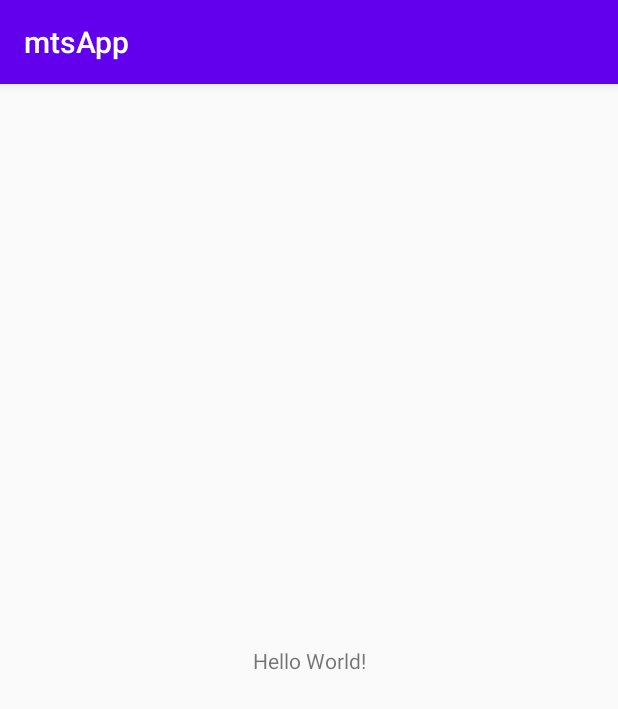
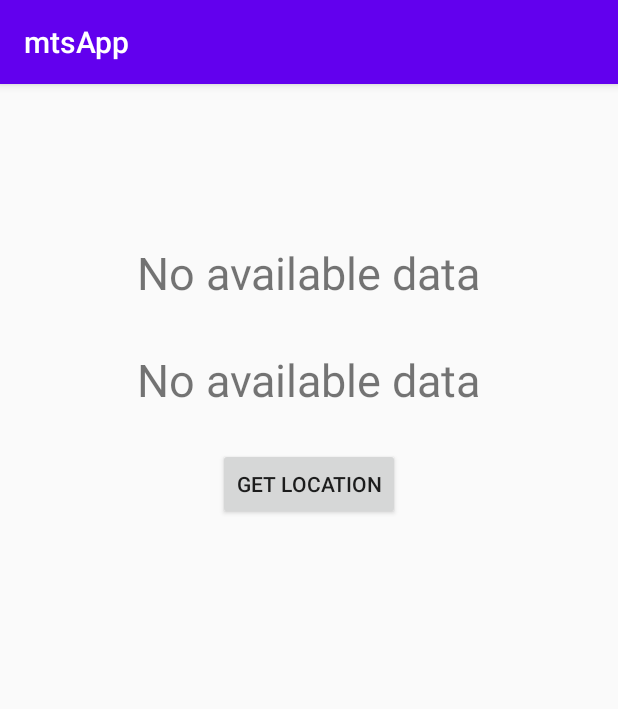
Before and after one commit to Nikola-Mircic/mtsApp, an Android app: the screen it shows after launch (MainActivity), on a phone screen of 412 x 824 dp. Shown: the top 709 px of the screen. Run offline under Robolectric (Android 15) with nearby library versions, the phone set to English and light mode, and no system bars.

Commit message:
Dodat LocationFinder
-Vraca objekat tipa Location

```diff
--- a/app/build.gradle
+++ b/app/build.gradle
@@ -28,5 +28,5 @@ dependencies {
     testImplementation 'junit:junit:4.12'
     androidTestImplementation 'androidx.test.ext:junit:1.1.1'
     androidTestImplementation 'androidx.test.espresso:espresso-core:3.2.0'
-
+    implementation 'com.google.android.gms:play-services-location:17.0.0'
 }
--- a/app/src/main/AndroidManifest.xml
+++ b/app/src/main/AndroidManifest.xml
@@ -1,6 +1,9 @@
 <?xml version="1.0" encoding="utf-8"?>
 <manifest xmlns:android="http://schemas.android.com/apk/res/android"
     package="com.app.mtsapp">
+
+    <uses-permission android:name="android.permission.ACCESS_FINE_LOCATION"/>
+    <uses-permission android:name="android.permission.ACCESS_COARSE_LOCATION"/>
 
     <application
         android:allowBackup="true"
--- a/app/src/main/java/com/app/mtsapp/MainActivity.java
+++ b/app/src/main/java/com/app/mtsapp/MainActivity.java
@@ -2,13 +2,49 @@ package com.app.mtsapp;
 
 import androidx.appcompat.app.AppCompatActivity;
 
+import android.location.Location;
 import android.os.Bundle;
+import android.view.View;
+import android.widget.Button;
+import android.widget.TextView;
+import android.widget.Toast;
 
-public class MainActivity extends AppCompatActivity {
+import com.app.mtsapp.location.LocationFinder;
+
+public class MainActivity extends AppCompatActivity{
+
+    private LocationFinder finder;
+
+    private TextView tvLatitude,tvLongitude;
+    private Button getLocation;
 
     @Override
     protected void onCreate(Bundle savedInstanceState) {
         super.onCreate(savedInstanceState);
         setContentView(R.layout.activity_main);
+
+        finder = new LocationFinder(this);
+        tvLatitude = (TextView) findViewById(R.id.tvLatitude);
+        tvLongitude = (TextView) findViewById(R.id.tvLongitude);
+        getLocation = (Button) findViewById(R.id.getLocation);
+
+        getLocation.setOnClickListener(new View.OnClickListener() {
+            @Override
+            public void onClick(View v) {
+                try{
+                    Location location = finder.startLocating();
+                    tvLatitude.setText(""+location.getLatitude());
+                    tvLongitude.setText(""+location.getLongitude());
+                }catch (Exception e){
+                    e.printStackTrace();
+                }
+            }
+        });
+    }
+
+    @Override
+    protected void onDestroy() {
+        super.onDestroy();
+        finder.stopLocating();
     }
 }
--- /dev/null
+++ b/app/src/main/java/com/app/mtsapp/location/LocationFinder.java
@@ -0,0 +1,85 @@
+package com.app.mtsapp.location;
+
+import android.Manifest;
+import android.content.pm.PackageManager;
+import android.location.Location;
+import android.widget.Toast;
+
+import androidx.annotation.NonNull;
+import androidx.appcompat.app.AppCompatActivity;
+import androidx.core.app.ActivityCompat;
+
+import com.google.android.gms.location.*;
+import com.google.android.gms.tasks.OnFailureListener;
+import com.google.android.gms.tasks.OnSuccessListener;
+
+public class LocationFinder {
+
+    private  AppCompatActivity activity;
+
+    private int LOCATION_PERMISSSION_CODE = 100;
+
+    private FusedLocationProviderClient flpClient;
+    private LocationRequest locationRequest;
+    private LocationCallback locationCallback;
+    private Location currentLocation;
+
+    public LocationFinder(AppCompatActivity activity){
+        this.activity = activity;
+
+        flpClient = LocationServices.getFusedLocationProviderClient(this.activity);
+        locationRequest = LocationRequest.create();
+        locationRequest.setPriority(LocationRequest.PRIORITY_HIGH_ACCURACY);
+        locationRequest.setInterval(5000);
+
+        locationCallback = new LocationCallback(){
+            @Override
+            public void onLocationAvailability(LocationAvailability locationAvailability) {
+                super.onLocationAvailability(locationAvailability);
+            }
+
+            @Override
+            public void onLocationResult(LocationResult locationResult) {
+                super.onLocationResult(locationResult);
+            }
+        };
+    }
+
+    public Location startLocating(){
+        if(ActivityCompat.checkSelfPermission(activity, Manifest.permission.ACCESS_FINE_LOCATION) == PackageManager.PERMISSION_GRANTED &&
+                ActivityCompat.checkSelfPermission(activity,Manifest.permission.ACCESS_COARSE_LOCATION) == PackageManager.PERMISSION_GRANTED){
+            Toast.makeText(activity, "Geting location...", Toast.LENGTH_SHORT).show();
+            try {
+                flpClient.requestLocationUpdates(locationRequest, locationCallback, activity.getMainLooper());
+                flpClient.getLastLocation().addOnSuccessListener(new OnSuccessListener<Location>() {
+                    @Override
+                    public void onSuccess(Location location) {
+                        currentLocation = location;
+                    }
+                });
+                flpClient.getLastLocation().addOnFailureListener(new OnFailureListener() {
+                    @Override
+                    public void onFailure(@NonNull Exception e) {
+                        Toast.makeText(activity, "Cann't get location...", Toast.LENGTH_SHORT).show();
+                    }
+                });
+            }catch (Exception e){
+                e.printStackTrace();
+            }
+        }else{
+            Toast.makeText(activity,"Permission needed!!", Toast.LENGTH_LONG).show();
+            ActivityCompat.requestPermissions(activity,
+                                             new String[] { Manifest.permission.ACCESS_FINE_LOCATION, Manifest.permission.ACCESS_COARSE_LOCATION },
+                                             LOCATION_PERMISSSION_CODE);
+        }
+
+        System.out.println(currentLocation.getLatitude());
+        System.out.println(currentLocation.getLongitude());
+        return  currentLocation;
+    }
+
+    public void stopLocating(){
+        flpClient.removeLocationUpdates(locationCallback);
+    }
+
+}
--- a/app/src/main/res/layout/activity_main.xml
+++ b/app/src/main/res/layout/activity_main.xml
@@ -1,5 +1,5 @@
 <?xml version="1.0" encoding="utf-8"?>
-<androidx.constraintlayout.widget.ConstraintLayout xmlns:android="http://schemas.android.com/apk/res/android"
+<RelativeLayout xmlns:android="http://schemas.android.com/apk/res/android"
     xmlns:app="http://schemas.android.com/apk/res-auto"
     xmlns:tools="http://schemas.android.com/tools"
     android:layout_width="match_parent"
@@ -7,12 +7,34 @@
     tools:context=".MainActivity">
 
     <TextView
+        android:id="@+id/tvLatitude"
         android:layout_width="wrap_content"
         android:layout_height="wrap_content"
-        android:text="Hello World!"
-        app:layout_constraintBottom_toBottomOf="parent"
-        app:layout_constraintLeft_toLeftOf="parent"
-        app:layout_constraintRight_toRightOf="parent"
-        app:layout_constraintTop_toTopOf="parent" />
+        android:layout_marginTop="100dp"
+        android:layout_centerHorizontal="true"
+        android:text="No available data"
+        android:textSize="30sp"
+        android:padding="5dp" />
 
-</androidx.constraintlayout.widget.ConstraintLayout>
+    <TextView
+        android:id="@+id/tvLongitude"
+        android:layout_width="wrap_content"
+        android:layout_height="wrap_content"
+        android:text="No available data"
+        android:textSize="30sp"
+        android:layout_below="@id/tvLatitude"
+        android:layout_marginTop="20dp"
+        android:layout_centerHorizontal="true"
+        android:padding="5dp"/>
+
+    <Button
+        android:id="@+id/getLocation"
+        android:layout_width="wrap_content"
+        android:layout_height="wrap_content"
+        android:text="Get location"
+        android:layout_centerHorizontal="true"
+        android:layout_marginTop="20dp"
+        android:layout_below="@id/tvLongitude"
+        />
+
+</RelativeLayout>
--- a/build.gradle
+++ b/build.gradle
@@ -6,7 +6,7 @@ buildscript {
     }
     dependencies {
         classpath "com.android.tools.build:gradle:4.0.1"
-
+        classpath "com.google.gms:google-services:3.2.0"
         // NOTE: Do not place your application dependencies here; they belong
         // in the individual module build.gradle files
     }
```
